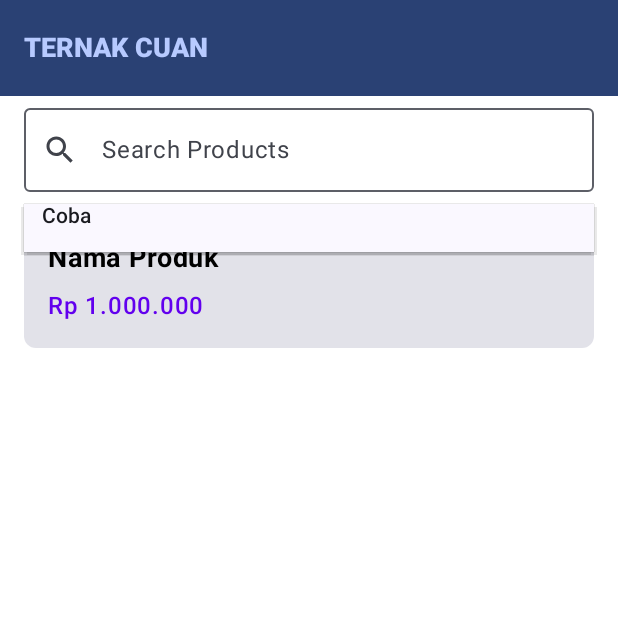
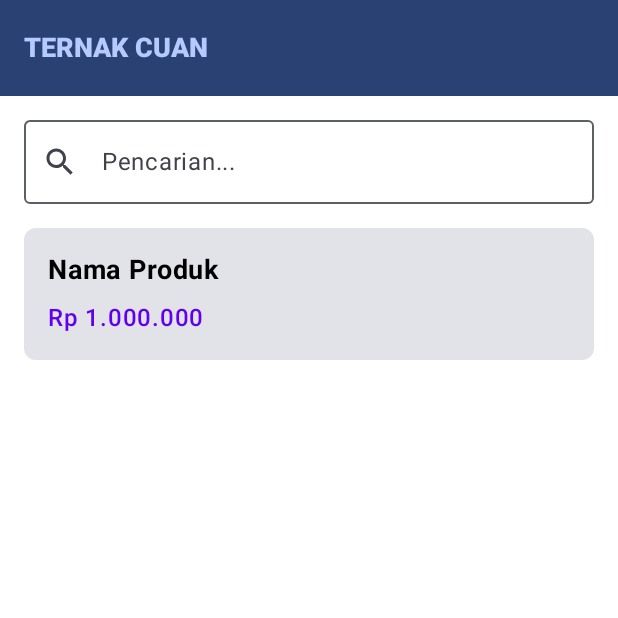
Before and after one commit to hendrapaiton/ranpur, an Android app built with Jetpack Compose: the SalesPage screen opened through its navigation route, on a phone screen of 412 x 824 dp, the top half of it. Run offline under Robolectric (Android 15) with nearby library versions, the light colour scheme and no system bars; network calls fail; 1 statement that could not run was skipped.

Commit message:
Implement SearchBox component for product search
This commit introduces a new `SearchBox` component and updates the `SalesPage` to use it for searching products.
- Creates `SearchBox.kt` to implement a search field with auto-complete dropdown functionality.
- Adds `Product.kt` for product data model.
- The search box uses `OutlinedTextField` for the search field.
- `SearchBox` component now displays a list of filtered product results as the user types.
- Implements basic filtering based on product names.
- Removes old `OutlinedTextField` and `DropdownMenu` logic from `SalesPage`.
- The `SearchBox` component now has a dropdown that displays filtered search results.
- When a user clicks on a result in the dropdown, the `SearchBox` text field updates with the selected product name, and the dropdown is dismissed.
- Adds `getSampleSearchData()` to display sample product on `SearchBox`.

```diff
--- /dev/null
+++ b/app/src/main/java/cloud/hendra/ranpur/domain/model/Product.kt
@@ -0,0 +1,7 @@
+package cloud.hendra.ranpur.domain.model
+
+data class Product(
+    val id: Int,
+    val name: String,
+    val price: Double,
+)
--- /dev/null
+++ b/app/src/main/java/cloud/hendra/ranpur/ui/component/common/SearchBox.kt
@@ -0,0 +1,94 @@
+package cloud.hendra.ranpur.ui.component.common
+
+import androidx.compose.foundation.clickable
+import androidx.compose.foundation.layout.Box
+import androidx.compose.foundation.layout.Column
+import androidx.compose.foundation.layout.fillMaxWidth
+import androidx.compose.foundation.layout.padding
+import androidx.compose.foundation.lazy.LazyColumn
+import androidx.compose.foundation.lazy.items
+import androidx.compose.material.icons.Icons
+import androidx.compose.material.icons.filled.Search
+import androidx.compose.material3.Card
+import androidx.compose.material3.ExperimentalMaterial3Api
+import androidx.compose.material3.Icon
+import androidx.compose.material3.OutlinedTextField
+import androidx.compose.material3.Text
+import androidx.compose.runtime.Composable
+import androidx.compose.runtime.getValue
+import androidx.compose.runtime.mutableStateOf
+import androidx.compose.runtime.remember
+import androidx.compose.runtime.setValue
+import androidx.compose.ui.Modifier
+import androidx.compose.ui.unit.dp
+import cloud.hendra.ranpur.domain.model.Product
+
+@OptIn(ExperimentalMaterial3Api::class)
+@Composable
+fun SearchBox() {
+    var searchQuery by remember { mutableStateOf("") }
+    var isDropdownVisible by remember { mutableStateOf(false) }
+    val allProducts = remember { getSampleSearchData() }
+
+    val filteredResults = remember(searchQuery, allProducts) {
+        if (searchQuery.isBlank()) {
+            emptyList()
+        } else {
+            allProducts.filter {
+                it.name.contains(searchQuery, ignoreCase = true)
+            }
+        }
+    }
+
+    Column(modifier = Modifier.padding(top = 8.dp)) {
+        Box(modifier = Modifier.fillMaxWidth()) {
+            OutlinedTextField(
+                value = searchQuery,
+                onValueChange = { newQuery ->
+                    searchQuery = newQuery
+                    isDropdownVisible = newQuery.isNotBlank()
+                },
+                modifier = Modifier.fillMaxWidth(),
+                placeholder = { Text("Temukan Barang") },
+                leadingIcon = {
+                    Icon(Icons.Filled.Search, contentDescription = "Pencarian...")
+                },
+                label = { Text("Pencarian...") }
+            )
+
+            if (isDropdownVisible && filteredResults.isNotEmpty()) {
+                Card(
+                    modifier = Modifier
+                        .fillMaxWidth()
+                        .padding(top = 48.dp)
+                ) {
+                    LazyColumn(
+                        modifier = Modifier
+                            .fillMaxWidth()
+                    ) {
+                        items(filteredResults, key = { product -> product.id }) { product ->
+                            Text(
+                                text = product.name,
+                                modifier = Modifier
+                                    .fillMaxWidth()
+                                    .padding(8.dp)
+                                    .clickable {
+                                        searchQuery = product.name
+                                        isDropdownVisible = false
+                                    }
+                            )
+                        }
+                    }
+                }
+            }
+        }
+    }
+}
+
+fun getSampleSearchData(): List<Product> {
+    return listOf<Product>(
+        Product(1, "Product 1", 18000.0),
+        Product(2, "Product 2", 18000.0),
+        Product(3, "Product 3", 18000.0),
+    )
+}
--- a/app/src/main/java/cloud/hendra/ranpur/ui/screen/SalesPage.kt
+++ b/app/src/main/java/cloud/hendra/ranpur/ui/screen/SalesPage.kt
@@ -35,6 +35,7 @@ import androidx.compose.ui.graphics.Color
 import androidx.compose.ui.text.font.FontWeight
 import androidx.compose.ui.unit.dp
 import androidx.compose.ui.unit.sp
+import cloud.hendra.ranpur.ui.component.common.SearchBox
 
 @OptIn(ExperimentalMaterial3Api::class)
 @Composable
@@ -72,41 +73,7 @@ fun SalesPage() {
                     .fillMaxWidth()
                     .padding(horizontal = 16.dp)
             ) {
-                OutlinedTextField(
-                    value = searchQuery,
-                    onValueChange = { searchQuery = it },
-                    modifier = Modifier.fillMaxWidth(),
-                    leadingIcon = {
-                        Icon(Icons.Filled.Search, contentDescription = "Search")
-                    },
-                    label = { Text("Search Products") }
-                )
-                DropdownMenu(
-                    modifier = Modifier
-                        .fillMaxWidth()
-                        .padding(vertical = 0.dp),
-                    expanded = true,
-                    onDismissRequest = { },
-                    containerColor = Color.Transparent,
-                    border = BorderStroke(0.dp, Color.Transparent),
-                    shadowElevation = 0.dp
-                ) {
-                    Box(
-                        modifier = Modifier
-                            .padding(horizontal = 16.dp, vertical = 0.dp)
-                            .offset(y = (-16).dp)
-                    ) {
-                        Column(
-                            modifier = Modifier
-                                .background(MaterialTheme.colorScheme.surface)
-                        ) {
-                            DropdownMenuItem(
-                                text = { Text(text = "Coba") },
-                                onClick = {}
-                            )
-                        }
-                    }
-                }
+                SearchBox()
             }
             Spacer(modifier = Modifier.height(16.dp))
             Card(
```
